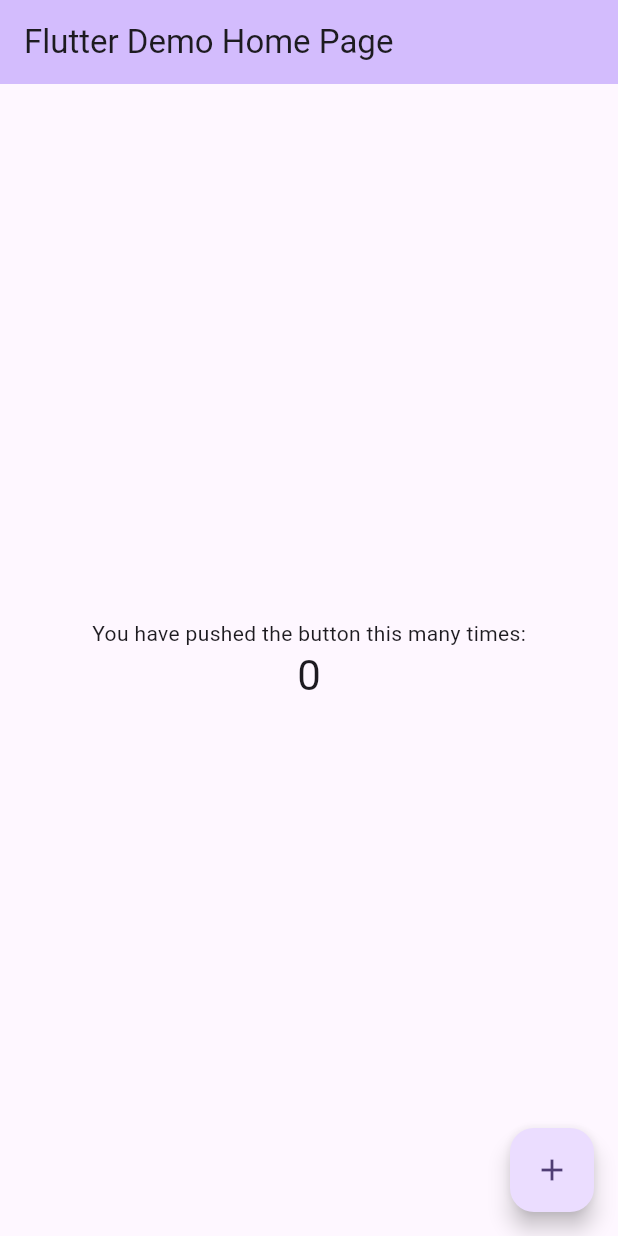
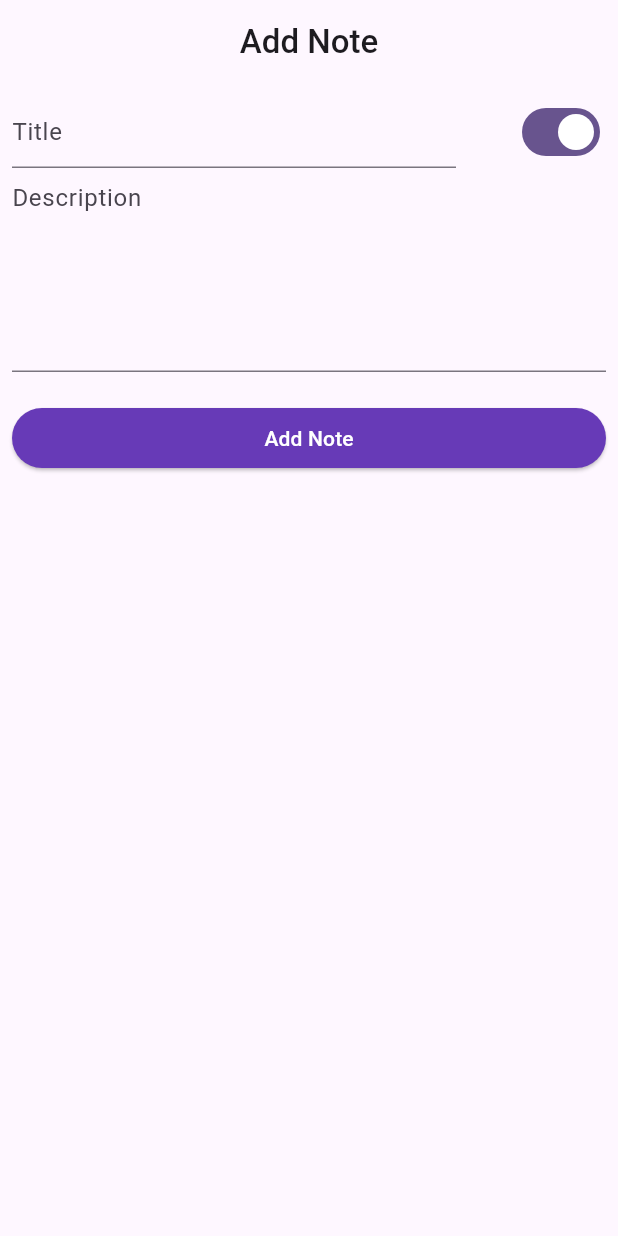
Before and after one commit to QutaibaQusai/injez, a Flutter app: the screen it shows after launch, on a phone screen of 412 x 824 dp. Run offline on Flutter 3.47's test engine with Material 3 defaults, Android fonts, the phone set to English and light mode, and no system bars.

Commit message:
add note ui and Post API

```diff
--- /dev/null
+++ b/lib/add_todo.dart
@@ -0,0 +1,99 @@
+import 'dart:convert';
+
+import 'package:flutter/material.dart';
+import 'package:http/http.dart' as http;
+
+class AddTodo extends StatefulWidget {
+  const AddTodo({super.key});
+
+  @override
+  State<AddTodo> createState() => _AddTodoState();
+}
+
+class _AddTodoState extends State<AddTodo> {
+  TextEditingController titleControler = TextEditingController();
+  TextEditingController describtionControler = TextEditingController();
+  bool isCompleted = true;
+
+  // create todo
+  Future<void> createNote() async {
+    final uri = 'https://api.nstack.in/v1/todos';
+    final url = Uri.parse(uri);
+    final body = {
+      "title": titleControler.text,
+      "description": describtionControler.text,
+      "is_completed": isCompleted,
+    };
+    final response = await http.post(
+      url,
+      body: jsonEncode(body),
+      headers: {
+        'accept': 'application/json',
+        'Content-Type': 'application/json',
+      },
+    );
+
+    if (response.statusCode == 201) {
+      ScaffoldMessenger.of(context).showSnackBar(
+        SnackBar(content: Text("The Note has been successfully created.")),
+      );
+    } else {
+      ScaffoldMessenger.of(
+        context,
+      ).showSnackBar(SnackBar(content: Text("Something went wrong")));
+    }
+  }
+
+  @override
+  Widget build(BuildContext context) {
+    return Scaffold(
+      appBar: AppBar(
+        title: Text("Add Note", style: TextStyle(fontWeight: FontWeight.w500)),
+        centerTitle: true,
+      ),
+      body: Padding(
+        padding: const EdgeInsets.all(8.0),
+        child: Column(
+          children: [
+            Row(
+              children: [
+                Expanded(
+                  child: TextField(
+                    controller: titleControler,
+                    decoration: InputDecoration(hintText: 'Title'),
+                  ),
+                ),
+                SizedBox(width: 40),
+                Switch(
+                  value: isCompleted,
+                  onChanged: (v) {
+                    setState(() {
+                      isCompleted = !isCompleted;
+                    });
+                  },
+                ),
+              ],
+            ),
+            TextField(
+              controller: describtionControler,
+              keyboardType: TextInputType.multiline,
+              maxLines: 5,
+              decoration: InputDecoration(hintText: 'Description'),
+            ),
+            SizedBox(height: 20),
+            SizedBox(
+              width: double.infinity,
+              child: ElevatedButton(
+                onPressed: createNote,
+                child: Text("Add Note", style: TextStyle(color: Colors.white)),
+                style: ElevatedButton.styleFrom(
+                  backgroundColor: Colors.deepPurple,
+                ),
+              ),
+            ),
+          ],
+        ),
+      ),
+    );
+  }
+}
--- a/lib/main.dart
+++ b/lib/main.dart
@@ -1,4 +1,5 @@
 import 'package:flutter/material.dart';
+import 'package:injez/add_todo.dart';
 
 void main() {
   runApp(const MyApp());
@@ -7,116 +8,15 @@ void main() {
 class MyApp extends StatelessWidget {
   const MyApp({super.key});
 
-  // This widget is the root of your application.
   @override
   Widget build(BuildContext context) {
     return MaterialApp(
       title: 'Flutter Demo',
+      debugShowCheckedModeBanner: false,
       theme: ThemeData(
-        // This is the theme of your application.
-        //
-        // TRY THIS: Try running your application with "flutter run". You'll see
-        // the application has a purple toolbar. Then, without quitting the app,
-        // try changing the seedColor in the colorScheme below to Colors.green
-        // and then invoke "hot reload" (save your changes or press the "hot
-        // reload" button in a Flutter-supported IDE, or press "r" if you used
-        // the command line to start the app).
-        //
-        // Notice that the counter didn't reset back to zero; the application
-        // state is not lost during the reload. To reset the state, use hot
-        // restart instead.
-        //
-        // This works for code too, not just values: Most code changes can be
-        // tested with just a hot reload.
         colorScheme: ColorScheme.fromSeed(seedColor: Colors.deepPurple),
       ),
-      home: const MyHomePage(title: 'Flutter Demo Home Page'),
+      home: const AddTodo(),
     );
   }
 }
-
-class MyHomePage extends StatefulWidget {
-  const MyHomePage({super.key, required this.title});
-
-  // This widget is the home page of your application. It is stateful, meaning
-  // that it has a State object (defined below) that contains fields that affect
-  // how it looks.
-
-  // This class is the configuration for the state. It holds the values (in this
-  // case the title) provided by the parent (in this case the App widget) and
-  // used by the build method of the State. Fields in a Widget subclass are
-  // always marked "final".
-
-  final String title;
-
-  @override
-  State<MyHomePage> createState() => _MyHomePageState();
-}
-
-class _MyHomePageState extends State<MyHomePage> {
-  int _counter = 0;
-
-  void _incrementCounter() {
-    setState(() {
-      // This call to setState tells the Flutter framework that something has
-      // changed in this State, which causes it to rerun the build method below
-      // so that the display can reflect the updated values. If we changed
-      // _counter without calling setState(), then the build method would not be
-      // called again, and so nothing would appear to happen.
-      _counter++;
-    });
-  }
-
-  @override
-  Widget build(BuildContext context) {
-    // This method is rerun every time setState is called, for instance as done
-    // by the _incrementCounter method above.
-    //
-    // The Flutter framework has been optimized to make rerunning build methods
-    // fast, so that you can just rebuild anything that needs updating rather
-    // than having to individually change instances of widgets.
-    return Scaffold(
-      appBar: AppBar(
-        // TRY THIS: Try changing the color here to a specific color (to
-        // Colors.amber, perhaps?) and trigger a hot reload to see the AppBar
-        // change color while the other colors stay the same.
-        backgroundColor: Theme.of(context).colorScheme.inversePrimary,
-        // Here we take the value from the MyHomePage object that was created by
-        // the App.build method, and use it to set our appbar title.
-        title: Text(widget.title),
-      ),
-      body: Center(
-        // Center is a layout widget. It takes a single child and positions it
-        // in the middle of the parent.
-        child: Column(
-          // Column is also a layout widget. It takes a list of children and
-          // arranges them vertically. By default, it sizes itself to fit its
-          // children horizontally, and tries to be as tall as its parent.
-          //
-          // Column has various properties to control how it sizes itself and
-          // how it positions its children. Here we use mainAxisAlignment to
-          // center the children vertically; the main axis here is the vertical
-          // axis because Columns are vertical (the cross axis would be
-          // horizontal).
-          //
-          // TRY THIS: Invoke "debug painting" (choose the "Toggle Debug Paint"
-          // action in the IDE, or press "p" in the console), to see the
-          // wireframe for each widget.
-          mainAxisAlignment: MainAxisAlignment.center,
-          children: <Widget>[
-            const Text('You have pushed the button this many times:'),
-            Text(
-              '$_counter',
-              style: Theme.of(context).textTheme.headlineMedium,
-            ),
-          ],
-        ),
-      ),
-      floatingActionButton: FloatingActionButton(
-        onPressed: _incrementCounter,
-        tooltip: 'Increment',
-        child: const Icon(Icons.add),
-      ), // This trailing comma makes auto-formatting nicer for build methods.
-    );
-  }
-}
--- a/pubspec.yaml
+++ b/pubspec.yaml
@@ -34,6 +34,7 @@ dependencies:
   # The following adds the Cupertino Icons font to your application.
   # Use with the CupertinoIcons class for iOS style icons.
   cupertino_icons: ^1.0.8
+  http: ^1.3.0
 
 dev_dependencies:
   flutter_test:
```
Also changed, not shown: lib/todo_list.dart (added, +10 -0 lines), pubspec.lock.
